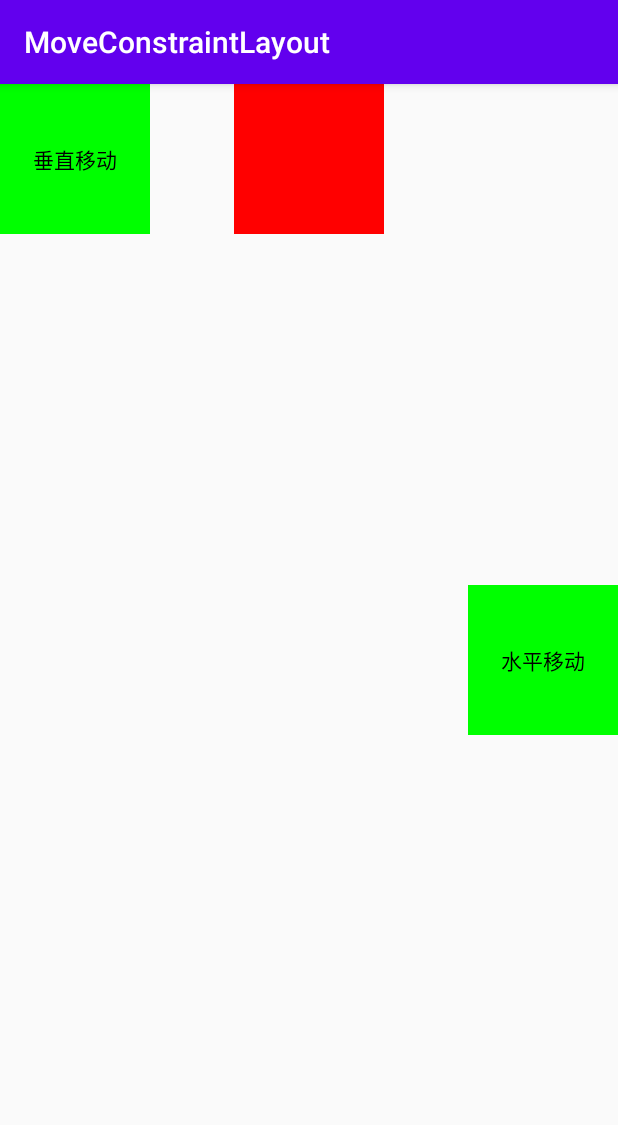
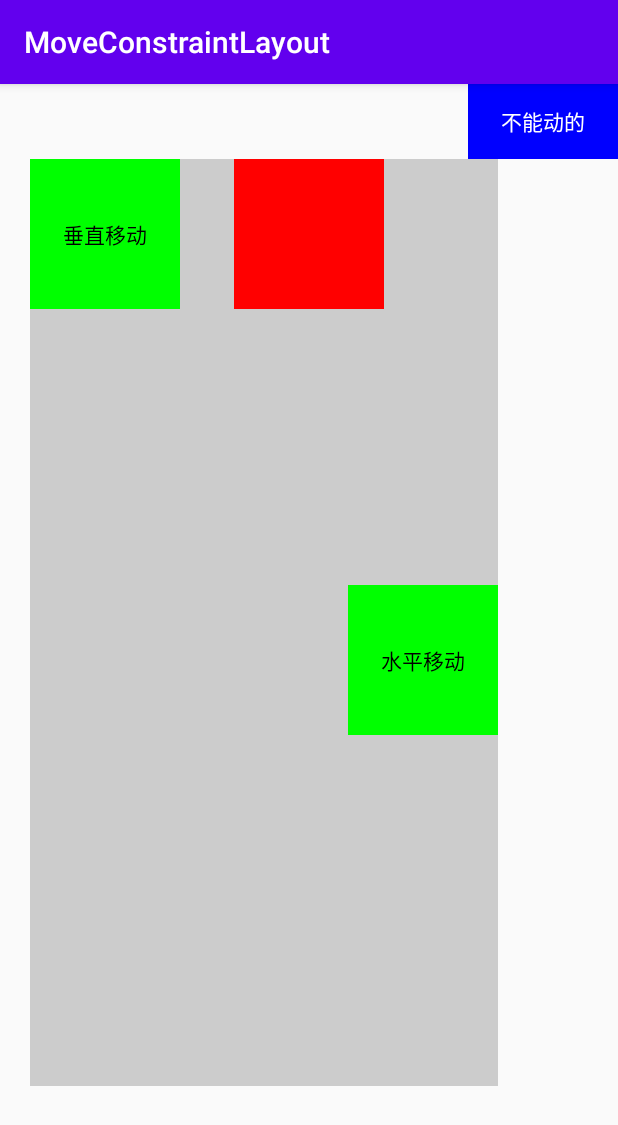
Before and after one commit to lijinjiliangcha/MoveConstraintLayout, an Android app: the screen it shows after launch (MainActivity), on a phone screen of 412 x 824 dp. Shown: the top 1125 px of the screen. Run offline under Robolectric (Android 15) with nearby library versions, the phone set to English and light mode, and no system bars.

Commit message:
新增移动边界功能

```diff
--- a/app/src/main/res/layout/activity_main.xml
+++ b/app/src/main/res/layout/activity_main.xml
@@ -2,7 +2,20 @@
 <com.lijinjiliangcha.moveconstraintlayout.MoveConstraintLayout xmlns:android="http://schemas.android.com/apk/res/android"
     xmlns:app="http://schemas.android.com/apk/res-auto"
     android:layout_width="match_parent"
-    android:layout_height="match_parent">
+    android:layout_height="match_parent"
+    app:movePaddingBottom="100dp"
+    app:movePaddingLeft="20dp"
+    app:movePaddingRight="80dp"
+    app:movePaddingTop="50dp">
+
+    <ImageView
+        android:layout_width="match_parent"
+        android:layout_height="match_parent"
+        android:layout_marginLeft="20dp"
+        android:layout_marginTop="50dp"
+        android:layout_marginRight="80dp"
+        android:layout_marginBottom="100dp"
+        android:background="#ccc" />
 
     <ImageView
         android:id="@+id/iv_move"
@@ -39,4 +52,13 @@
         app:layout_constraintTop_toTopOf="parent"
         app:layout_constraint_move="true" />
 
+    <TextView
+        android:layout_width="100dp"
+        android:layout_height="50dp"
+        android:background="#00f"
+        android:gravity="center"
+        android:text="不能动的"
+        android:textColor="#fff"
+        app:layout_constraintRight_toRightOf="parent" />
+
 </com.lijinjiliangcha.moveconstraintlayout.MoveConstraintLayout>
--- a/moveconstraintlayout/src/main/java/com/lijinjiliangcha/moveconstraintlayout/MoveConstraintLayout.kt
+++ b/moveconstraintlayout/src/main/java/com/lijinjiliangcha/moveconstraintlayout/MoveConstraintLayout.kt
@@ -8,15 +8,22 @@ import android.view.MotionEvent
 import android.view.View
 import android.view.ViewGroup
 import androidx.constraintlayout.widget.ConstraintLayout
+import androidx.core.view.children
 
 class MoveConstraintLayout : ConstraintLayout {
 
     //判断移动误差范围
     private val moveDis = 5
-
+    //可移动控件存储集合
     private val moveViewList = ArrayList<View>()
     //当前移动的View
     private var moveView: View? = null
+
+    //可移动边距
+    var movePaddingLeft = 0
+    var movePaddingTop = 0
+    var movePaddingRight = 0
+    var movePaddingBottom = 0
 
     //点下或移动时前一次坐标
     private var dx = 0f
@@ -24,9 +31,28 @@ class MoveConstraintLayout : ConstraintLayout {
     //是否正在移动view，true-正在移动
     private var isMove = false
 
-    constructor(context: Context) : super(context)
-    constructor(context: Context, attrs: AttributeSet?) : super(context, attrs)
-    constructor(context: Context, attrs: AttributeSet?, defStyleAttr: Int) : super(context, attrs, defStyleAttr)
+    constructor(context: Context) : this(context, null)
+    constructor(context: Context, attrs: AttributeSet?) : this(context, attrs, 0)
+    constructor(context: Context, attrs: AttributeSet?, defStyleAttr: Int) : super(context, attrs, defStyleAttr) {
+        val attr = context.obtainStyledAttributes(attrs, R.styleable.MoveConstraintLayout)
+        if (attr.hasValue(R.styleable.MoveConstraintLayout_movePadding)) {
+            val movePadding = attr.getDimensionPixelSize(R.styleable.MoveConstraintLayout_movePadding, 0)
+            movePaddingLeft = movePadding
+            movePaddingTop = movePadding
+            movePaddingRight = movePadding
+            movePaddingBottom = movePadding
+        } else {
+            movePaddingLeft = attr.getDimensionPixelSize(R.styleable.MoveConstraintLayout_movePaddingLeft, 0)
+            movePaddingTop = attr.getDimensionPixelSize(R.styleable.MoveConstraintLayout_movePaddingTop, 0)
+            movePaddingRight = attr.getDimensionPixelSize(R.styleable.MoveConstraintLayout_movePaddingRight, 0)
+            movePaddingBottom = attr.getDimensionPixelSize(R.styleable.MoveConstraintLayout_movePaddingBottom, 0)
+        }
+        attr.recycle()
+    }
+
+    override fun onMeasure(widthMeasureSpec: Int, heightMeasureSpec: Int) {
+        super.onMeasure(widthMeasureSpec, heightMeasureSpec)
+    }
 
     override fun generateLayoutParams(attrs: AttributeSet?): LayoutParams {
         return LayoutParams(context, attrs)
@@ -89,14 +115,48 @@ class MoveConstraintLayout : ConstraintLayout {
     }
 
     private fun moveViewBy(view: View, x: Int, y: Int) {
-        val params = view.layoutParams as LayoutParams
-        val l = view.left + if (params.canMoveHorizontally) x else 0
-        val t = view.top + if (params.canMoveVertically) y else 0
+//        val params = view.layoutParams as LayoutParams
+        val l = moveByHorizontally(view, x)
+        val t = moveByVertically(view, y)
         view.layout(l, t, l + view.width, t + view.height)
     }
 
-    override fun scrollBy(x: Int, y: Int) {
-        super.scrollBy(x, y)
+    private fun moveByHorizontally(view: View, x: Int): Int {
+        val params = view.layoutParams as LayoutParams
+        var l = view.left + if (params.canMoveHorizontally) x else 0
+        if (!params.beyondTheBorder) {
+            l = checkHorizontallyBorder(view, l)
+        }
+        return l
+    }
+
+    private fun moveByVertically(view: View, y: Int): Int {
+        val params = view.layoutParams as LayoutParams
+        var t = view.top + if (params.canMoveVertically) y else 0
+        if (!params.beyondTheBorder) {
+            t = checkVerticallyBorder(view, t)
+        }
+        return t
+    }
+
+    //检测view是否超出边界
+    private fun checkHorizontallyBorder(view: View, left: Int): Int {
+        if (left < movePaddingLeft)
+            return movePaddingLeft
+        else if (left > width - movePaddingRight - view.width)
+            return width - movePaddingRight - view.width
+        else
+            return left
+    }
+
+    //检测view是否超出边界
+    private fun checkVerticallyBorder(view: View, top: Int): Int {
+        if (top < movePaddingTop)
+            return movePaddingTop
+        else if (top > height - movePaddingBottom - view.height)
+            return height - movePaddingBottom - view.height
+        else
+            return top
     }
 
     //获取可移动view
@@ -109,6 +169,19 @@ class MoveConstraintLayout : ConstraintLayout {
         return null
     }
 
+    override fun onLayout(changed: Boolean, left: Int, top: Int, right: Int, bottom: Int) {
+        super.onLayout(changed, left, top, right, bottom)
+        moveViewList.forEach {
+            val params = it.layoutParams as LayoutParams
+            //不能超出屏幕边界时
+            if (!params.beyondTheBorder) {
+                val l = checkHorizontallyBorder(it, it.left)
+                val t = checkVerticallyBorder(it, it.top)
+                it.layout(l, t, l + it.width, t + it.height)
+            }
+        }
+    }
+
     class LayoutParams : ConstraintLayout.LayoutParams {
 
         //是否可以移动
@@ -117,6 +190,8 @@ class MoveConstraintLayout : ConstraintLayout {
         var canMoveVertically = true
         //能否水平移动
         var canMoveHorizontally = true
+        //能否超出布局边界
+        var beyondTheBorder = false
 
         constructor(source: ConstraintLayout.LayoutParams?) : super(source)
         constructor(width: Int, height: Int) : super(width, height)
@@ -133,7 +208,9 @@ class MoveConstraintLayout : ConstraintLayout {
             move = attr?.getBoolean(R.styleable.MoveConstraintLayout_Layout_layout_constraint_move, false) ?: false
             canMoveVertically = attr?.getBoolean(R.styleable.MoveConstraintLayout_Layout_layout_canMoveVertically, true) ?: true
             canMoveHorizontally = attr?.getBoolean(R.styleable.MoveConstraintLayout_Layout_layout_canMoveHorizontally, true) ?: true
+            beyondTheBorder = attr?.getBoolean(R.styleable.MoveConstraintLayout_Layout_layout_beyond_the_border, false) ?: false
             attr?.recycle()
+
         }
 
     }
```
Also changed, not shown: moveconstraintlayout/src/main/res/values/attrs.xml (+9 -0 lines).
